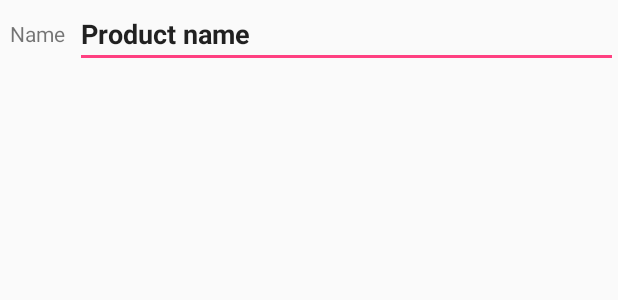
After one commit to farkhodkh/SupervisorsAssistant, an Android app: the layout product_item.xml on its own in the app's theme, with its tools: preview values and no code run, on a phone screen of 412 x 824 dp. The commit adds this screen. Shown: the top 300 px of the screen. Run offline under Robolectric (Android 15) with nearby library versions, the phone set to English and light mode, and no system bars.

Commit message:
day 2, part 1

```diff
--- a/app/src/main/res/layout/fragment_prodicts.xml
+++ b/app/src/main/res/layout/fragment_prodicts.xml
@@ -2,6 +2,7 @@
     xmlns:tools="http://schemas.android.com/tools"
     android:layout_width="match_parent"
     android:layout_height="match_parent"
+    android:id="@+id/fragment_products"
     tools:context="ru.haknazarovfarkhod.supervisorsassistant.ProdictsFragment">
 
     <android.support.v7.widget.RecyclerView
--- /dev/null
+++ b/app/src/main/res/layout/product_item.xml
@@ -0,0 +1,44 @@
+<FrameLayout xmlns:android="http://schemas.android.com/apk/res/android"
+    xmlns:tools="http://schemas.android.com/tools"
+    android:layout_width="match_parent"
+    android:layout_height="match_parent"
+    tools:context="ru.haknazarovfarkhod.supervisorsassistant.ProductItem">
+
+    <LinearLayout
+        android:layout_width="match_parent"
+        android:layout_height="match_parent"
+        android:orientation="vertical">
+
+        <LinearLayout
+            android:layout_width="match_parent"
+            android:layout_height="wrap_content"
+            android:orientation="horizontal">
+
+            <TextView
+                android:id="@+id/productName"
+                android:layout_width="100dp"
+                android:layout_height="match_parent"
+                android:layout_weight="1"
+                android:gravity="center_vertical|center_horizontal"
+                android:text="@string/productNameField" />
+
+            <EditText
+                android:id="@+id/productNameField"
+                android:layout_width="match_parent"
+                android:layout_height="match_parent"
+                android:layout_weight="1"
+                android:ems="10"
+                android:inputType="textPersonName"
+                android:text="@string/productNameText"
+                android:textStyle="bold" />
+
+        </LinearLayout>
+
+        <LinearLayout
+            android:layout_width="match_parent"
+            android:layout_height="match_parent"
+            android:layout_weight="1"
+            android:orientation="horizontal"></LinearLayout>
+
+    </LinearLayout>
+</FrameLayout>
--- a/app/src/main/res/values/strings.xml
+++ b/app/src/main/res/values/strings.xml
@@ -1,4 +1,9 @@
 <resources>
-    <string name="app_name">SupervisorsAssistant</string>
+    <string name="app_name">Supervisor\'s Assistant'</string>
+
+    <!-- TODO: Remove or change this placeholder text -->
+    <string name="hello_blank_fragment">Hello blank fragment</string>
+    <string name="productNameField" >Name</string>
+    <string name="productNameText">Product name</string>
 
 </resources>
```
Also changed, not shown: app/src/main/java/ru/haknazarovfarkhod/supervisorsassistant/DBControlers/DatabaseHelper.java (added, +81 -0 lines), app/src/main/java/ru/haknazarovfarkhod/supervisorsassistant/DBControlers/Products/Product.java (added, +56 -0 lines), app/src/main/java/ru/haknazarovfarkhod/supervisorsassistant/DBControlers/Products/ProductListAdapter.java (added, +42 -0 lines), app/src/main/java/ru/haknazarovfarkhod/supervisorsassistant/DBControlers/Products/ProductsList.java (added, +60 -0 lines), app/src/main/java/ru/haknazarovfarkhod/supervisorsassistant/DBControlers/Products/UnitOfMeasurement.java (added, +32 -0 lines), app/src/main/java/ru/haknazarovfarkhod/supervisorsassistant/MainActivity.java (+18 -0 lines), app/src/main/java/ru/haknazarovfarkhod/supervisorsassistant/ProdictsFragment.java (+97 -29 lines), app/src/main/java/ru/haknazarovfarkhod/supervisorsassistant/ProductItem.java (added, +108 -0 lines), app/src/main/res/layout/activity_main.xml (+1 -8 lines), 1 other file.
